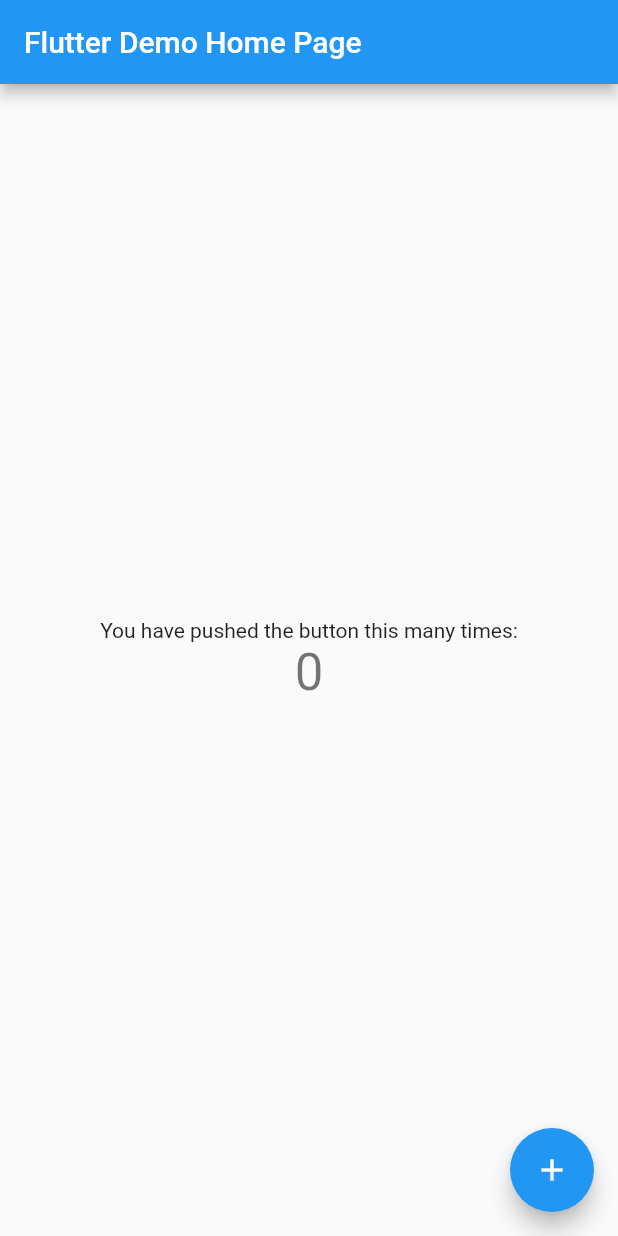
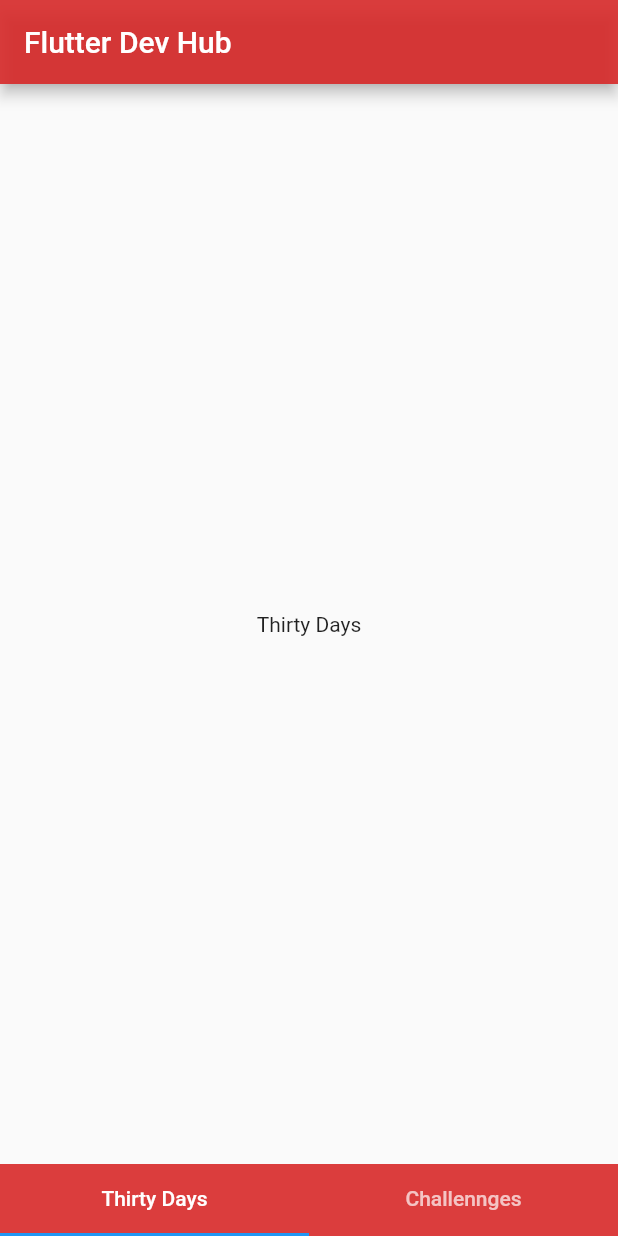
Before and after one commit to halakaluf/flutterdevhub, a Flutter app: the screen it shows after launch, on a phone screen of 412 x 824 dp. Run offline on Flutter 3.47's test engine with Material 2 defaults, Android fonts, the phone set to English and light mode, and no system bars.

Commit message:
Add tabbar functionality

```diff
--- a/lib/main.dart
+++ b/lib/main.dart
@@ -1,111 +1,60 @@
 import 'package:flutter/material.dart';
+import './screens/challenges.dart' as challenges;
+import './screens/thirtydays.dart' as thirty;
 
-void main() => runApp(MyApp());
-
-class MyApp extends StatelessWidget {
-  // This widget is the root of your application.
-  @override
-  Widget build(BuildContext context) {
-    return MaterialApp(
-      title: 'Flutter Demo',
-      theme: ThemeData(
-        // This is the theme of your application.
-        //
-        // Try running your application with "flutter run". You'll see the
-        // application has a blue toolbar. Then, without quitting the app, try
-        // changing the primarySwatch below to Colors.green and then invoke
-        // "hot reload" (press "r" in the console where you ran "flutter run",
-        // or simply save your changes to "hot reload" in a Flutter IDE).
-        // Notice that the counter didn't reset back to zero; the application
-        // is not restarted.
-        primarySwatch: Colors.blue,
-      ),
-      home: MyHomePage(title: 'Flutter Demo Home Page'),
-    );
-  }
+void main(){
+  runApp(new MaterialApp(
+    home: new Tabs()
+  ));
 }
 
-class MyHomePage extends StatefulWidget {
-  MyHomePage({Key key, this.title}) : super(key: key);
 
-  // This widget is the home page of your application. It is stateful, meaning
-  // that it has a State object (defined below) that contains fields that affect
-  // how it looks.
+class Tabs extends StatefulWidget {
+  @override
+  TabsState createState() => new TabsState();
+}
 
-  // This class is the configuration for the state. It holds the values (in this
-  // case the title) provided by the parent (in this case the App widget) and
-  // used by the build method of the State. Fields in a Widget subclass are
-  // always marked "final".
+class TabsState extends State<Tabs> with SingleTickerProviderStateMixin {
 
-  final String title;
+  TabController tabController;
 
   @override
-  _MyHomePageState createState() => _MyHomePageState();
-}
-
-class _MyHomePageState extends State<MyHomePage> {
-  int _counter = 0;
-
-  void _incrementCounter() {
-    setState(() {
-      // This call to setState tells the Flutter framework that something has
-      // changed in this State, which causes it to rerun the build method below
-      // so that the display can reflect the updated values. If we changed
-      // _counter without calling setState(), then the build method would not be
-      // called again, and so nothing would appear to happen.
-      _counter++;
-    });
+  void initState() {
+    super.initState();
+    tabController = new TabController(vsync: this, length: 2);
+  }
+  @override
+  void dispose() {
+    tabController.dispose();
+    super.dispose();
   }
 
   @override
   Widget build(BuildContext context) {
-    // This method is rerun every time setState is called, for instance as done
-    // by the _incrementCounter method above.
-    //
-    // The Flutter framework has been optimized to make rerunning build methods
-    // fast, so that you can just rebuild anything that needs updating rather
-    // than having to individually change instances of widgets.
-    return Scaffold(
-      appBar: AppBar(
-        // Here we take the value from the MyHomePage object that was created by
-        // the App.build method, and use it to set our appbar title.
-        title: Text(widget.title),
+    return new Scaffold(
+      appBar: new AppBar(
+        title: new Text("Flutter Dev Hub"),
+        backgroundColor: Color.fromRGBO(215, 40, 40, 0.9)
       ),
-      body: Center(
-        // Center is a layout widget. It takes a single child and positions it
-        // in the middle of the parent.
-        child: Column(
-          // Column is also layout widget. It takes a list of children and
-          // arranges them vertically. By default, it sizes itself to fit its
-          // children horizontally, and tries to be as tall as its parent.
-          //
-          // Invoke "debug painting" (press "p" in the console, choose the
-          // "Toggle Debug Paint" action from the Flutter Inspector in Android
-          // Studio, or the "Toggle Debug Paint" command in Visual Studio Code)
-          // to see the wireframe for each widget.
-          //
-          // Column has various properties to control how it sizes itself and
-          // how it positions its children. Here we use mainAxisAlignment to
-          // center the children vertically; the main axis here is the vertical
-          // axis because Columns are vertical (the cross axis would be
-          // horizontal).
-          mainAxisAlignment: MainAxisAlignment.center,
-          children: <Widget>[
-            Text(
-              'You have pushed the button this many times:',
-            ),
-            Text(
-              '$_counter',
-              style: Theme.of(context).textTheme.display1,
-            ),
+      bottomNavigationBar: new Material(
+        color: Color.fromRGBO(215, 40, 40, 0.9),
+        child: SafeArea(
+          child: new TabBar(
+          controller: tabController,
+          tabs: <Tab>[
+            new Tab(text: "Thirty Days"),
+            new Tab(text: "Challennges")
           ],
         ),
+        )
       ),
-      floatingActionButton: FloatingActionButton(
-        onPressed: _incrementCounter,
-        tooltip: 'Increment',
-        child: Icon(Icons.add),
-      ), // This trailing comma makes auto-formatting nicer for build methods.
+      body: new TabBarView(
+        controller: tabController,
+        children: <Widget>[
+          new thirty.Thirtydays(),
+          new challenges.Challenges()
+        ],
+      ),
     );
   }
 }
--- /dev/null
+++ b/lib/screens/challenges.dart
@@ -0,0 +1,11 @@
+import 'package:flutter/material.dart';
+class Challenges extends StatelessWidget {
+  @override
+  Widget build(BuildContext context) {
+    return Container(
+      child: Center(
+        child: Text('Challenges'),
+      ),
+    );
+  }
+}
--- /dev/null
+++ b/lib/screens/thirtydays.dart
@@ -0,0 +1,11 @@
+import 'package:flutter/material.dart';
+class Thirtydays extends StatelessWidget {
+  @override
+  Widget build(BuildContext context) {
+    return Container(
+      child: Center(
+        child: Text('Thirty Days'),
+      ),
+    );
+  }
+}
```
